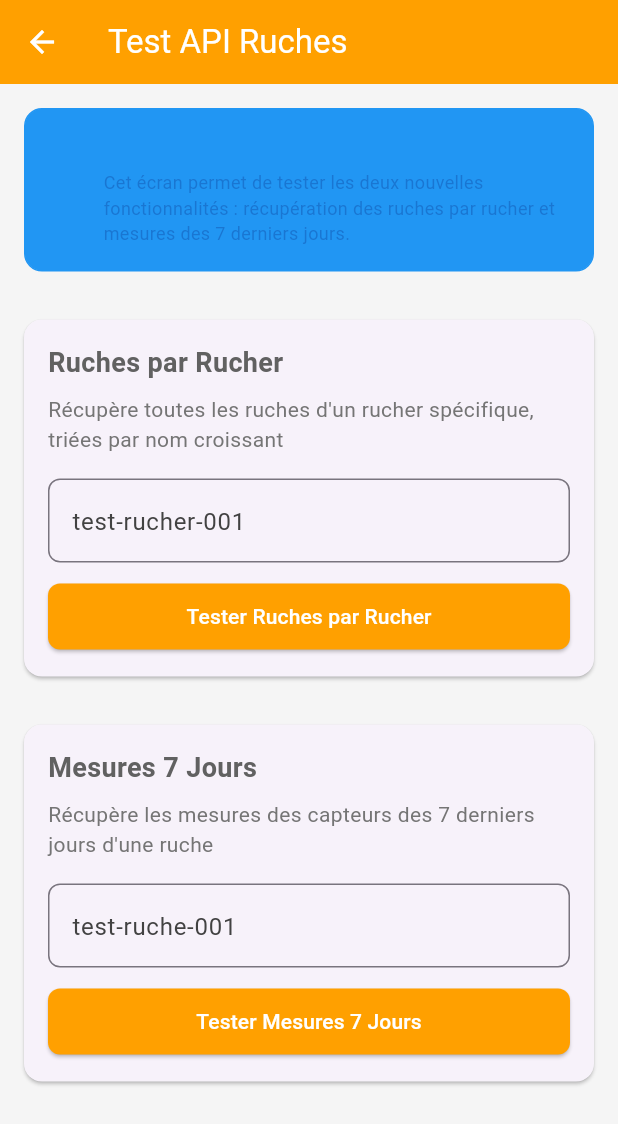
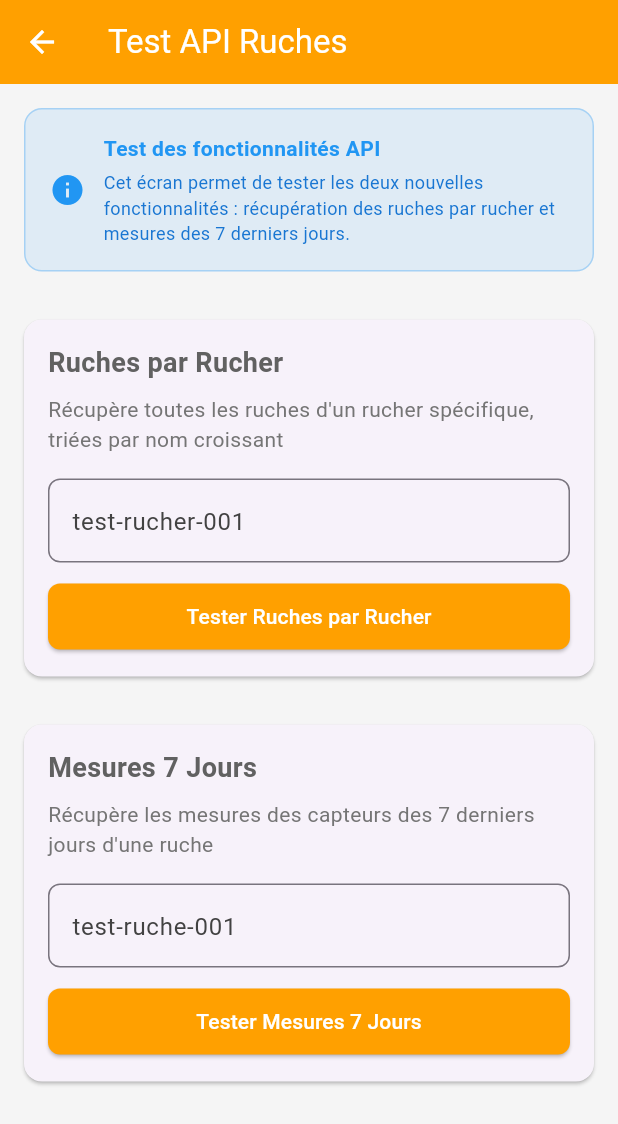
Before and after one commit to LMouhssine/BeeTrack-main, a Flutter app: the TestRuchesApiScreen screen opened directly, on a phone screen of 412 x 824 dp. Shown: the top 1124 px of the screen. Run offline on Flutter 3.47's test engine with Material 3 defaults, Android fonts, the phone set to English and light mode, and no system bars; our stand-ins replace cloud_firestore, dio, equatable, firebase_auth, firebase_core, firebase_messaging and 7 more; accounts and stored records are empty; network calls fail; Roboto replaces fonts that are missing (Poppins).

Commit message:
refactor: Remplacement de withValues par withAlpha pour la gestion de l'opacité des couleurs

```diff
--- a/ruche-connectee/mobile-app/lib/screens/ruches/ruche_detail_api_screen.dart
+++ b/ruche-connectee/mobile-app/lib/screens/ruches/ruche_detail_api_screen.dart
@@ -11,7 +11,7 @@ import 'package:fl_chart/fl_chart.dart';
 
 /// Helper function to create colors with opacity using Flutter's native method
 Color colorWithOpacity(Color color, double opacity) {
-  return color.withValues(alpha: opacity * 255);
+  return color.withAlpha((opacity * 255).round());
 }
 
 class RucheDetailApiScreen extends StatefulWidget {
--- a/ruche-connectee/mobile-app/lib/screens/ruches/ruches_by_rucher_screen.dart
+++ b/ruche-connectee/mobile-app/lib/screens/ruches/ruches_by_rucher_screen.dart
@@ -8,7 +8,7 @@ import 'package:ruche_connectee/screens/ruches/ruche_detail_api_screen.dart';
 
 /// Helper function to create colors with opacity using Flutter's native method
 Color colorWithOpacity(Color color, double opacity) {
-  return color.withValues(alpha: opacity * 255);
+  return color.withAlpha((opacity * 255).round());
 }
 
 class RuchesByRucherScreen extends StatefulWidget {
--- a/ruche-connectee/mobile-app/lib/screens/test_ruches_api_screen.dart
+++ b/ruche-connectee/mobile-app/lib/screens/test_ruches_api_screen.dart
@@ -9,7 +9,7 @@ import 'package:ruche_connectee/screens/ruches/ruche_detail_api_screen.dart';
 
 /// Helper function to create colors with opacity using Flutter's native method
 Color colorWithOpacity(Color color, double opacity) {
-  return color.withValues(alpha: opacity * 255);
+  return color.withAlpha((opacity * 255).round());
 }
 
 class TestRuchesApiScreen extends StatefulWidget {
--- a/ruche-connectee/mobile-app/lib/widgets/alerte_couvercle_modal.dart
+++ b/ruche-connectee/mobile-app/lib/widgets/alerte_couvercle_modal.dart
@@ -4,7 +4,7 @@ import 'package:ruche_connectee/models/api_models.dart';
 
 /// Helper function to create colors with opacity using Flutter's native method
 Color colorWithOpacity(Color color, double opacity) {
-  return color.withValues(alpha: opacity * 255);
+  return color.withAlpha((opacity * 255).round());
 }
 
 class AlerteCouvercleModal extends StatefulWidget {
--- a/ruche-connectee/mobile-app/lib/widgets/bee_logo.dart
+++ b/ruche-connectee/mobile-app/lib/widgets/bee_logo.dart
@@ -80,7 +80,7 @@ class BeeLogoPainter extends CustomPainter {
       ..style = PaintingStyle.fill;
 
     final wingPaint = Paint()
-      ..color = beeColor.withValues(alpha: 0.7 * 255)
+      ..color = beeColor.withAlpha((0.7 * 255).round())
       ..style = PaintingStyle.fill;
 
     // Corps principal de l'abeille (ellipse verticale)
```
